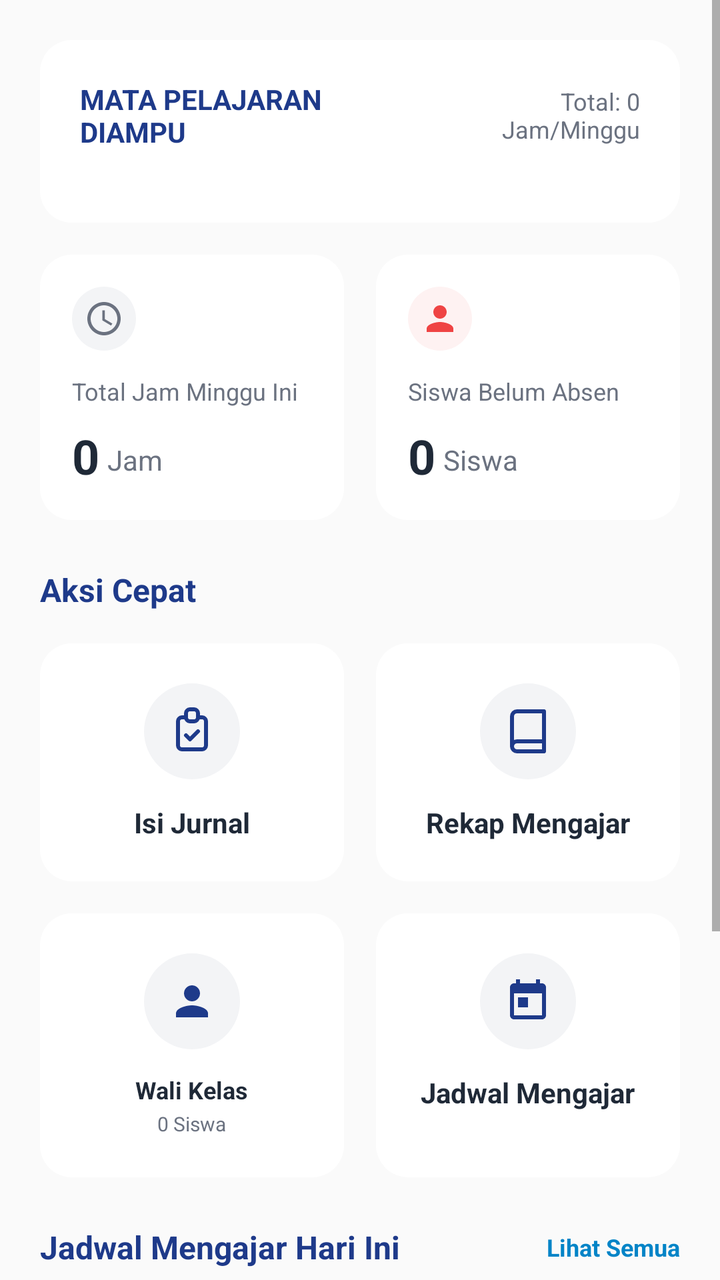
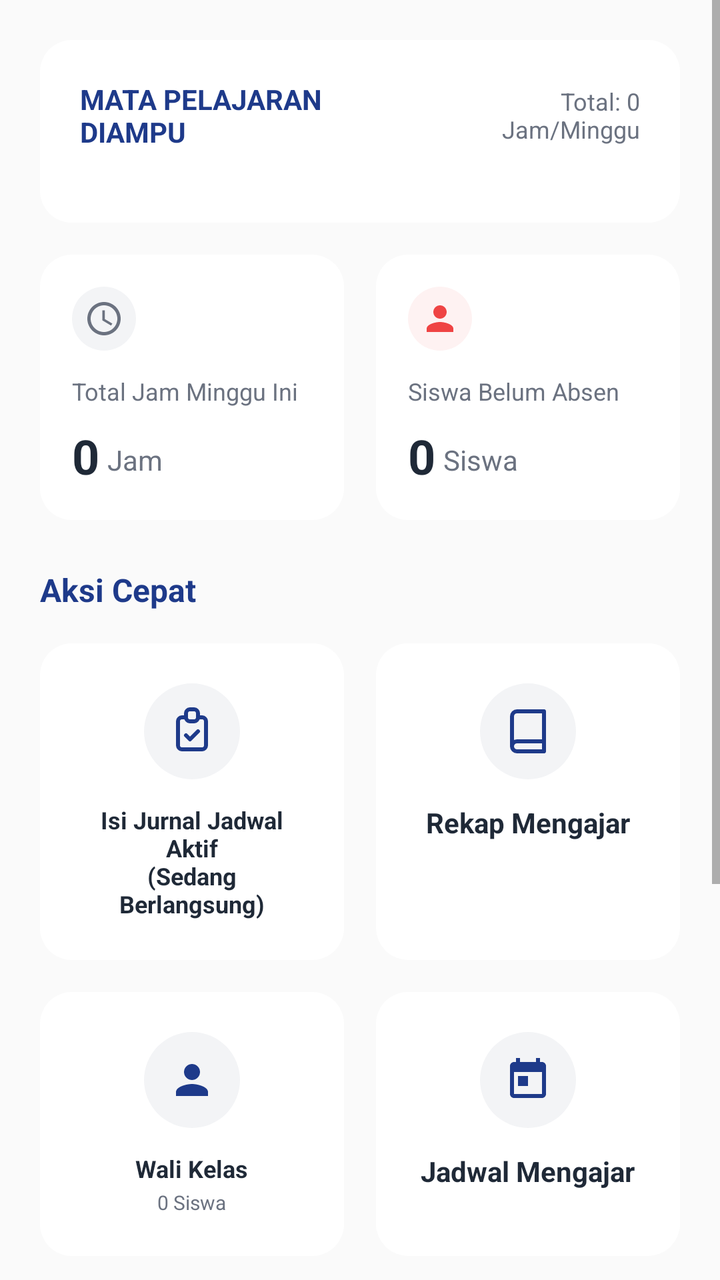

Before-and-after screenshots of an Android layout around one commit, followed by the original layout XML and the change that was made.
<!-- AndroidManifest.xml: application theme Theme.AppCompat.Light.NoActionBar -->
<!-- res/layout/fragment_akademik_guru.xml -->
<?xml version="1.0" encoding="utf-8"?>
<ScrollView xmlns:android="http://schemas.android.com/apk/res/android"
    xmlns:app="http://schemas.android.com/apk/res-auto"
    xmlns:tools="http://schemas.android.com/tools"
    tools:ignore="HardcodedText,ContentDescription,Autofill"
    android:layout_width="match_parent"
    android:layout_height="match_parent"
    android:clipToPadding="false"
    android:paddingBottom="100dp"
    android:background="@android:color/transparent">

    <LinearLayout
        android:layout_width="match_parent"
        android:layout_height="wrap_content"
        android:orientation="vertical"
        android:padding="20dp">
        
        <androidx.cardview.widget.CardView
            android:layout_width="match_parent"
            android:layout_height="wrap_content"
            android:layout_marginBottom="16dp"
            app:cardCornerRadius="16dp"
            app:cardElevation="0dp">
            <LinearLayout
                android:layout_width="match_parent"
                android:layout_height="wrap_content"
                android:orientation="vertical"
                android:padding="20dp"
                android:background="#FFFFFF">
                
                <LinearLayout
                    android:layout_width="match_parent"
                    android:layout_height="wrap_content"
                    android:orientation="horizontal"
                    android:gravity="center_vertical"
                    android:layout_marginBottom="16dp">
                    <TextView
                        android:layout_width="0dp"
                        android:layout_height="wrap_content"
                        android:layout_weight="1"
                        android:text="MATA PELAJARAN\nDIAMPU"
                        android:textColor="#1E3A8A"
                        android:textSize="14sp"
                        android:textStyle="bold" />
                    <TextView
                        android:id="@+id/tvTotalJamMapelHeader"
                        android:layout_width="wrap_content"
                        android:layout_height="wrap_content"
                        android:text="Total: 0\nJam/Minggu"
                        android:textColor="#6B7280"
                        android:textSize="12sp"
                        android:gravity="end" />
                </LinearLayout>

                <LinearLayout
                    android:id="@+id/containerMapelDiampu"
                    android:layout_width="match_parent"
                    android:layout_height="wrap_content"
                    android:orientation="vertical">
                    
                </LinearLayout>
            </LinearLayout>
        </androidx.cardview.widget.CardView>

        
        <LinearLayout
            android:layout_width="match_parent"
            android:layout_height="wrap_content"
            android:orientation="horizontal"
            android:layout_marginBottom="24dp">
            
            
            <androidx.cardview.widget.CardView
                android:layout_width="0dp"
                android:layout_height="wrap_content"
                android:layout_weight="1"
                android:layout_marginEnd="8dp"
                app:cardCornerRadius="16dp"
                app:cardElevation="0dp">
                <LinearLayout
                    android:layout_width="match_parent"
                    android:layout_height="wrap_content"
                    android:orientation="vertical"
                    android:padding="16dp"
                    android:background="#FFFFFF">
                    <ImageView
                        android:layout_width="32dp"
                        android:layout_height="32dp"
                        android:src="@drawable/ic_modern_clock"
                        android:background="@drawable/bg_icon_circle"
                        android:backgroundTint="#F3F4F6"
                        app:tint="#6B7280"
                        android:padding="6dp"
                        android:layout_marginBottom="12dp"/>
                    <TextView
                        android:layout_width="wrap_content"
                        android:layout_height="wrap_content"
                        android:text="Total Jam Minggu Ini"
                        android:textColor="#6B7280"
                        android:textSize="12sp"
                        android:layout_marginBottom="8dp"/>
                    <LinearLayout
                        android:layout_width="wrap_content"
                        android:layout_height="wrap_content"
                        android:orientation="horizontal"
                        android:gravity="bottom">
                        <TextView
                            android:id="@+id/tvTotalJamMingguIni"
                            android:layout_width="wrap_content"
                            android:layout_height="wrap_content"
                            android:text="0"
                            android:textColor="#1F2937"
                            android:textSize="24sp"
                            android:textStyle="bold"
                            android:layout_marginEnd="4dp"/>
                        <TextView
                            android:layout_width="wrap_content"
                            android:layout_height="wrap_content"
                            android:text="Jam"
                            android:textColor="#6B7280"
                            android:textSize="14sp"
                            android:layout_marginBottom="2dp"/>
                    </LinearLayout>
                </LinearLayout>
            </androidx.cardview.widget.CardView>

            
            <androidx.cardview.widget.CardView
                android:layout_width="0dp"
                android:layout_height="wrap_content"
                android:layout_weight="1"
                android:layout_marginStart="8dp"
                app:cardCornerRadius="16dp"
                app:cardElevation="0dp">
                <LinearLayout
                    android:layout_width="match_parent"
                    android:layout_height="wrap_content"
                    android:orientation="vertical"
                    android:padding="16dp"
                    android:background="#FFFFFF">
                    <ImageView
                        android:layout_width="32dp"
                        android:layout_height="32dp"
                        android:src="@drawable/ic_modern_profile"
                        android:background="@drawable/bg_icon_circle"
                        android:backgroundTint="#FEF2F2"
                        app:tint="#EF4444"
                        android:padding="6dp"
                        android:layout_marginBottom="12dp"/>
                    <TextView
                        android:layout_width="wrap_content"
                        android:layout_height="wrap_content"
                        android:text="Siswa Belum Absen"
                        android:textColor="#6B7280"
                        android:textSize="12sp"
                        android:layout_marginBottom="8dp"/>
                    <LinearLayout
                        android:layout_width="wrap_content"
                        android:layout_height="wrap_content"
                        android:orientation="horizontal"
                        android:gravity="bottom">
                        <TextView
                            android:id="@+id/tvSiswaBelumAbsen"
                            android:layout_width="wrap_content"
                            android:layout_height="wrap_content"
                            android:text="0"
                            android:textColor="#1F2937"
                            android:textSize="24sp"
                            android:textStyle="bold"
                            android:layout_marginEnd="4dp"/>
                        <TextView
                            android:layout_width="wrap_content"
                            android:layout_height="wrap_content"
                            android:text="Siswa"
                            android:textColor="#6B7280"
                            android:textSize="14sp"
                            android:layout_marginBottom="2dp"/>
                    </LinearLayout>
                </LinearLayout>
            </androidx.cardview.widget.CardView>
        </LinearLayout>

        <TextView
            android:layout_width="wrap_content"
            android:layout_height="wrap_content"
            android:text="Aksi Cepat"
            android:textColor="#1E3A8A"
            android:textSize="16sp"
            android:textStyle="bold"
            android:layout_marginBottom="16dp" />

        
        <GridLayout
            android:layout_width="match_parent"
            android:layout_height="wrap_content"
            android:columnCount="2"
            android:rowCount="2"
            android:layout_marginBottom="24dp">

            
            <androidx.cardview.widget.CardView
                android:id="@+id/btnJurnalMengajar"
                android:layout_width="0dp"
                android:layout_height="wrap_content"
                android:layout_rowWeight="1"
                android:layout_columnWeight="1"
                android:layout_marginEnd="8dp"
                android:layout_marginBottom="16dp"
                app:cardCornerRadius="16dp"
                app:cardElevation="0dp"
                android:clickable="true"
                android:focusable="true"
                android:foreground="?attr/selectableItemBackground">
                <LinearLayout
                    android:layout_width="match_parent"
                    android:layout_height="wrap_content"
                    android:background="#FFFFFF"
                    android:orientation="vertical"
                    android:padding="20dp"
                    android:gravity="center">
                    <ImageView
                        android:layout_width="48dp"
                        android:layout_height="48dp"
                        android:src="@drawable/ic_modern_tugas"
                        android:background="@drawable/bg_icon_circle"
                        android:backgroundTint="#F3F4F6"
                        app:tint="#1E3A8A"
                        android:padding="12dp"
                        android:layout_marginBottom="12dp"/>
                    <TextView
                        android:layout_width="wrap_content"
                        android:layout_height="wrap_content"
                        android:text="Isi Jurnal"
                        android:textColor="#1F2937"
                        android:textSize="14sp"
                        android:textStyle="bold" />
                </LinearLayout>
            </androidx.cardview.widget.CardView>

            
            <androidx.cardview.widget.CardView
                android:id="@+id/btnRekapMengajar"
                android:layout_width="0dp"
                android:layout_height="wrap_content"
                android:layout_rowWeight="1"
                android:layout_columnWeight="1"
                android:layout_marginStart="8dp"
                android:layout_marginBottom="16dp"
                app:cardCornerRadius="16dp"
                app:cardElevation="0dp"
                android:clickable="true"
                android:focusable="true"
                android:foreground="?attr/selectableItemBackground">
                <LinearLayout
                    android:layout_width="match_parent"
                    android:layout_height="wrap_content"
                    android:background="#FFFFFF"
                    android:orientation="vertical"
                    android:padding="20dp"
                    android:gravity="center">
                    <ImageView
                        android:layout_width="48dp"
                        android:layout_height="48dp"
                        android:src="@drawable/ic_modern_materi"
                        android:background="@drawable/bg_icon_circle"
                        android:backgroundTint="#F3F4F6"
                        app:tint="#1E3A8A"
                        android:padding="12dp"
                        android:layout_marginBottom="12dp"/>
                    <TextView
                        android:layout_width="wrap_content"
                        android:layout_height="wrap_content"
                        android:text="Rekap Mengajar"
                        android:textColor="#1F2937"
                        android:textSize="14sp"
                        android:textStyle="bold" />
                </LinearLayout>
            </androidx.cardview.widget.CardView>

            
            <androidx.cardview.widget.CardView
                android:id="@+id/btnWaliKelas"
                android:layout_width="0dp"
                android:layout_height="wrap_content"
                android:layout_rowWeight="1"
                android:layout_columnWeight="1"
                android:layout_marginEnd="8dp"
                app:cardCornerRadius="16dp"
                app:cardElevation="0dp"
                android:clickable="true"
                android:focusable="true"
                android:foreground="?attr/selectableItemBackground">
                <LinearLayout
                    android:layout_width="match_parent"
                    android:layout_height="wrap_content"
                    android:background="#FFFFFF"
                    android:orientation="vertical"
                    android:padding="20dp"
                    android:gravity="center">
                    <ImageView
                        android:layout_width="48dp"
                        android:layout_height="48dp"
                        android:src="@drawable/ic_modern_profile"
                        android:background="@drawable/bg_icon_circle"
                        android:backgroundTint="#F3F4F6"
                        app:tint="#1E3A8A"
                        android:padding="12dp"
                        android:layout_marginBottom="12dp"/>
                    <TextView
                        android:id="@+id/tvWaliKelasTitle"
                        android:layout_width="wrap_content"
                        android:layout_height="wrap_content"
                        android:text="Wali Kelas"
                        android:textColor="#1F2937"
                        android:textSize="12sp"
                        android:gravity="center"
                        android:textStyle="bold" />
                    <TextView
                        android:id="@+id/tvWaliKelasSiswa"
                        android:layout_width="wrap_content"
                        android:layout_height="wrap_content"
                        android:text="0 Siswa"
                        android:textColor="#6B7280"
                        android:textSize="10sp"
                        android:layout_marginTop="2dp"
                        android:gravity="center" />
                </LinearLayout>
            </androidx.cardview.widget.CardView>

            
            <androidx.cardview.widget.CardView
                android:id="@+id/btnJadwalMengajar"
                android:layout_width="0dp"
                android:layout_height="wrap_content"
                android:layout_rowWeight="1"
                android:layout_columnWeight="1"
                android:layout_marginStart="8dp"
                app:cardCornerRadius="16dp"
                app:cardElevation="0dp"
                android:clickable="true"
                android:focusable="true"
                android:foreground="?attr/selectableItemBackground">
                <LinearLayout
                    android:layout_width="match_parent"
                    android:layout_height="wrap_content"
                    android:background="#FFFFFF"
                    android:orientation="vertical"
                    android:padding="20dp"
                    android:gravity="center">
                    <ImageView
                        android:layout_width="48dp"
                        android:layout_height="48dp"
                        android:src="@drawable/ic_modern_jadwal"
                        android:background="@drawable/bg_icon_circle"
                        android:backgroundTint="#F3F4F6"
                        app:tint="#1E3A8A"
                        android:padding="12dp"
                        android:layout_marginBottom="12dp"/>
                    <TextView
                        android:layout_width="wrap_content"
                        android:layout_height="wrap_content"
                        android:text="Jadwal Mengajar"
                        android:textColor="#1F2937"
                        android:textSize="14sp"
                        android:textStyle="bold" />
                </LinearLayout>
            </androidx.cardview.widget.CardView>

        </GridLayout>

        
        <LinearLayout
            android:layout_width="match_parent"
            android:layout_height="wrap_content"
            android:orientation="horizontal"
            android:gravity="center_vertical"
            android:layout_marginBottom="16dp">
            <TextView
                android:layout_width="0dp"
                android:layout_height="wrap_content"
                android:layout_weight="1"
                android:text="Jadwal Mengajar Hari Ini"
                android:textColor="#1E3A8A"
                android:textSize="16sp"
                android:textStyle="bold" />
            <TextView
                android:layout_width="wrap_content"
                android:layout_height="wrap_content"
                android:text="Lihat Semua"
                android:textColor="#0284C7"
                android:textSize="12sp"
                android:textStyle="bold" />
        </LinearLayout>

        
        <LinearLayout
            android:id="@+id/containerJadwalHariIni"
            android:layout_width="match_parent"
            android:layout_height="wrap_content"
            android:orientation="vertical">
            
            
            
            <ProgressBar
                android:id="@+id/pbJadwal"
                android:layout_width="32dp"
                android:layout_height="32dp"
                android:layout_gravity="center"
                android:layout_margin="20dp" />
                
            <TextView
                android:id="@+id/tvEmptyJadwal"
                android:layout_width="match_parent"
                android:layout_height="wrap_content"
                android:text="Tidak ada jadwal hari ini"
                android:gravity="center"
                android:textColor="#6B7280"
                android:layout_margin="20dp"
                android:visibility="gone"/>
        </LinearLayout>

    </LinearLayout>
</ScrollView>
<!-- resources referenced by this layout -->
<resources>
  <!-- drawable bg_icon_circle (drawable) -->
  ﻿<?xml version="1.0" encoding="utf-8"?>
  <shape xmlns:android="http://schemas.android.com/apk/res/android"
      android:shape="oval">
      <solid android:color="#FFFFFF" />
  </shape>
  <!-- drawable ic_modern_clock (drawable) -->
  ﻿<vector xmlns:android="http://schemas.android.com/apk/res/android"
      android:width="24dp"
      android:height="24dp"
      android:viewportWidth="24"
      android:viewportHeight="24">
      <path
          android:fillColor="#000000"
          android:pathData="M12,2C6.48,2 2,6.48 2,12s4.48,10 10,10 10,-4.48 10,-10S17.52,2 12,2zM12,20c-4.41,0 -8,-3.59 -8,-8s3.59,-8 8,-8 8,3.59 8,8 -3.59,8 -8,8z M12.5,7H11v6l5.25,3.15 0.75,-1.23 -4.5,-2.67V7z"/>
  </vector>
  <!-- drawable ic_modern_jadwal (drawable) -->
  ﻿<vector xmlns:android="http://schemas.android.com/apk/res/android"
      android:width="24dp"
      android:height="24dp"
      android:viewportWidth="24"
      android:viewportHeight="24">
      <path
          android:fillColor="#000000"
          android:pathData="M19,3h-1V1h-2v2H8V1H6v2H5c-1.11,0 -2,0.9 -2,2v14c0,1.1 0.89,2 2,2h14c1.1,0 2,-0.9 2,-2V5C21,3.9 20.1,3 19,3zM19,19H5V8h14V19z M7,10h5v5H7V10z"/>
  </vector>
  <!-- drawable ic_modern_materi (drawable) -->
  <vector xmlns:android="http://schemas.android.com/apk/res/android" android:width="24dp" android:height="24dp" android:viewportWidth="24" android:viewportHeight="24">
    <path android:fillColor="#00000000" android:strokeColor="#9333EA" android:strokeWidth="2" android:strokeLineCap="round" android:strokeLineJoin="round" android:pathData="M4 19.5A2.5 2.5 0 0 1 6.5 17H20 M6.5 2H20v20H6.5A2.5 2.5 0 0 1 4 19.5v-15A2.5 2.5 0 0 1 6.5 2z"/>
  </vector>
  <!-- drawable ic_modern_profile (drawable) -->
  <vector xmlns:android="http://schemas.android.com/apk/res/android"
      android:width="24dp"
      android:height="24dp"
      android:viewportWidth="24"
      android:viewportHeight="24">
    <path
        android:fillColor="@android:color/white"
        android:pathData="M12,12c2.21,0 4,-1.79 4,-4s-1.79,-4 -4,-4 -4,1.79 -4,4 1.79,4 4,4zM12,14c-2.67,0 -8,1.34 -8,4v2h16v-2c0,-2.66 -5.33,-4 -8,-4z"/>
  </vector>
  <!-- drawable ic_modern_tugas (drawable) -->
  <vector xmlns:android="http://schemas.android.com/apk/res/android" android:width="24dp" android:height="24dp" android:viewportWidth="24" android:viewportHeight="24">
    <path android:fillColor="#00000000" android:strokeColor="#DC2626" android:strokeWidth="2" android:strokeLineCap="round" android:strokeLineJoin="round" android:pathData="M9 5H7a2 2 0 0 0 -2 2v12a2 2 0 0 0 2 2h10a2 2 0 0 0 2 -2V7a2 2 0 0 0 -2 -2h-2 M9 3a2 2 0 0 1 2 -2h2a2 2 0 0 1 2 2v2a2 2 0 0 1 -2 2h-2a2 2 0 0 1 -2 -2z M9 14l2 2l4 -4"/>
  </vector>
</resources>

<!-- the commit's change to res/layout/fragment_akademik_guru.xml (unified diff, before → after) -->
@@ -230,9 +230,10 @@
                     <TextView
                         android:layout_width="wrap_content"
                         android:layout_height="wrap_content"
-                        android:text="Isi Jurnal"
+                        android:text="Isi Jurnal Jadwal Aktif\n(Sedang Berlangsung)"
                         android:textColor="#1F2937"
-                        android:textSize="14sp"
+                        android:textSize="12sp"
+                        android:textAlignment="center"
                         android:textStyle="bold" />
                 </LinearLayout>
             </androidx.cardview.widget.CardView>
